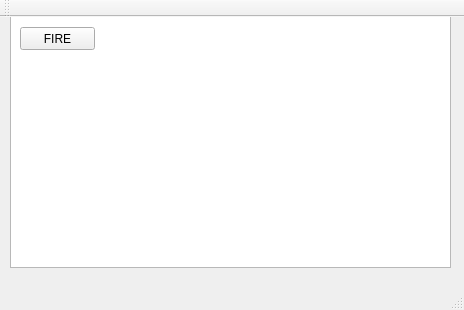
Qt form gun/mainwindow.ui (timbog/GreatGunGame) before a commit.
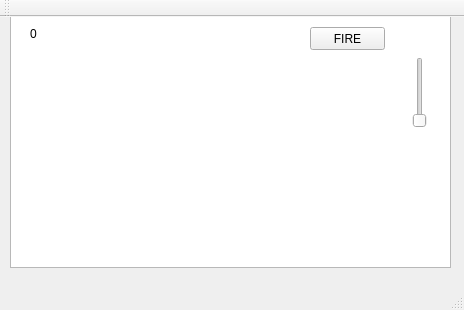
The same form after that commit.

The edit to the form file:
```diff
--- a/gun/mainwindow.ui
+++ b/gun/mainwindow.ui
@@ -27,7 +27,7 @@
    <widget class="QPushButton" name="pushButton">
     <property name="geometry">
      <rect>
-      <x>20</x>
+      <x>310</x>
       <y>10</y>
       <width>75</width>
       <height>23</height>
@@ -37,6 +37,32 @@
      <string>FIRE</string>
     </property>
    </widget>
+   <widget class="QSlider" name="verticalSlider">
+    <property name="geometry">
+     <rect>
+      <x>410</x>
+      <y>40</y>
+      <width>20</width>
+      <height>71</height>
+     </rect>
+    </property>
+    <property name="orientation">
+     <enum>Qt::Vertical</enum>
+    </property>
+   </widget>
+   <widget class="QLabel" name="label">
+    <property name="geometry">
+     <rect>
+      <x>30</x>
+      <y>10</y>
+      <width>46</width>
+      <height>13</height>
+     </rect>
+    </property>
+    <property name="text">
+     <string>0</string>
+    </property>
+   </widget>
   </widget>
   <widget class="QMenuBar" name="menuBar">
    <property name="geometry">
```
Left out of the diff: 2 changed lines with no effect on the pictures.
